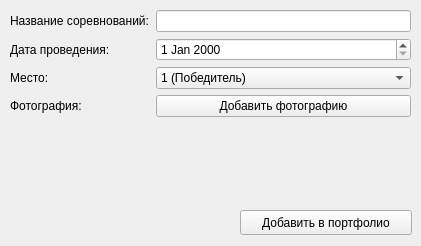
Qt form ui/add_to_portfolio.ui (OCCCAS/Yandex) before a commit.
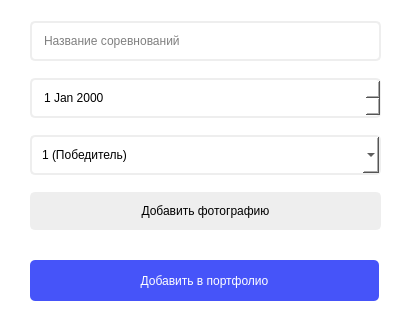
The same form after that commit.

Patch:
```diff
--- a/ui/add_to_portfolio.ui
+++ b/ui/add_to_portfolio.ui
@@ -6,45 +6,82 @@
    <rect>
     <x>0</x>
     <y>0</y>
-    <width>421</width>
-    <height>246</height>
+    <width>404</width>
+    <height>321</height>
    </rect>
   </property>
   <property name="windowTitle">
    <string>Form</string>
   </property>
-  <widget class="QWidget" name="formLayoutWidget">
+  <property name="styleSheet">
+   <string notr="true">background-color: white;</string>
+  </property>
+  <widget class="QLabel" name="lbl_error">
    <property name="geometry">
     <rect>
      <x>10</x>
+     <y>170</y>
+     <width>67</width>
+     <height>17</height>
+    </rect>
+   </property>
+   <property name="styleSheet">
+    <string notr="true">color: red;</string>
+   </property>
+   <property name="text">
+    <string/>
+   </property>
+  </widget>
+  <widget class="QWidget" name="verticalLayoutWidget">
+   <property name="geometry">
+    <rect>
+     <x>30</x>
      <y>10</y>
-     <width>401</width>
-     <height>144</height>
+     <width>351</width>
+     <height>233</height>
     </rect>
    </property>
-   <layout class="QFormLayout" name="formLayout">
-    <item row="0" column="1">
-     <widget class="QLineEdit" name="edit_competitions_name"/>
-    </item>
-    <item row="1" column="0">
-     <widget class="QLabel" name="label_2">
-      <property name="text">
-       <string>Дата проведения:</string>
+   <layout class="QVBoxLayout" name="verticalLayout">
+    <item>
+     <widget class="QLineEdit" name="edit_competitions_name">
+      <property name="styleSheet">
+       <string notr="true">background-color: #ffffff;
+border-radius: 5px;
+color: black;
+padding: 10px;
+border: 2px solid #eeeeee;
+
+</string>
       </property>
+      <property name="placeholderText">
+       <string>Название соревнований</string>
+      </property>
      </widget>
     </item>
-    <item row="1" column="1">
-     <widget class="QDateEdit" name="edit_date"/>
-    </item>
-    <item row="2" column="0">
-     <widget class="QLabel" name="label_3">
-      <property name="text">
-       <string>Место:</string>
+    <item>
+     <widget class="QDateEdit" name="edit_date">
+      <property name="styleSheet">
+       <string notr="true">background-color: #ffffff;
+border-radius: 5px;
+color: black;
+padding: 10px;
+border: 2px solid #eeeeee;
+
+</string>
       </property>
      </widget>
     </item>
-    <item row="2" column="1">
+    <item>
      <widget class="QComboBox" name="cmb_place">
+      <property name="styleSheet">
+       <string notr="true">background-color: #ffffff;
+border-radius: 5px;
+color: black;
+padding: 10px;
+border: 2px solid #eeeeee;
+
+</string>
+      </property>
       <item>
        <property name="text">
         <string>1 (Победитель)</string>
@@ -67,58 +104,44 @@
       </item>
      </widget>
     </item>
-    <item row="3" column="0">
-     <widget class="QLabel" name="label_4">
-      <property name="text">
-       <string>Фотография:</string>
-      </property>
-     </widget>
-    </item>
-    <item row="3" column="1">
+    <item>
      <widget class="QPushButton" name="btn_add_photo">
+      <property name="styleSheet">
+       <string notr="true">background-color: #eeeeee;
+border-radius: 5px;
+color: black;
+padding: 10px;
+border: 2px solid #eeeeee;
+</string>
+      </property>
       <property name="text">
        <string>Добавить фотографию</string>
       </property>
      </widget>
     </item>
-    <item row="0" column="0">
-     <widget class="QLabel" name="label">
-      <property name="text">
-       <string>Название соревнований:</string>
-      </property>
-     </widget>
-    </item>
    </layout>
   </widget>
   <widget class="QPushButton" name="btn_add_to_portfolio">
    <property name="geometry">
     <rect>
-     <x>240</x>
-     <y>210</y>
-     <width>172</width>
-     <height>25</height>
+     <x>30</x>
+     <y>260</y>
+     <width>349</width>
+     <height>41</height>
     </rect>
    </property>
+   <property name="styleSheet">
+    <string notr="true">padding: 10px;
+background-color: #4654f9;
+border-width: 2px;
+border-radius: 5px;
+color: white;
+</string>
+   </property>
    <property name="text">
     <string>Добавить в портфолио</string>
    </property>
   </widget>
-  <widget class="QLabel" name="lbl_error">
-   <property name="geometry">
-    <rect>
-     <x>10</x>
-     <y>170</y>
-     <width>67</width>
-     <height>17</height>
-    </rect>
-   </property>
-   <property name="styleSheet">
-    <string notr="true">color: red;</string>
-   </property>
-   <property name="text">
-    <string/>
-   </property>
-  </widget>
  </widget>
  <resources/>
  <connections/>
```
